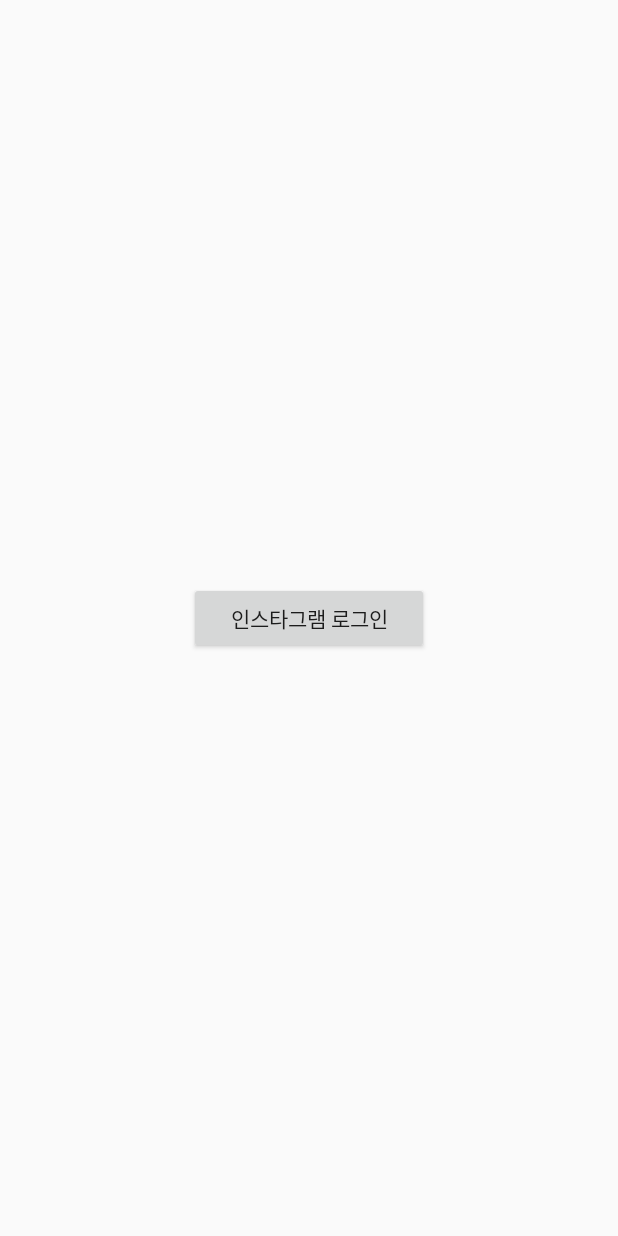
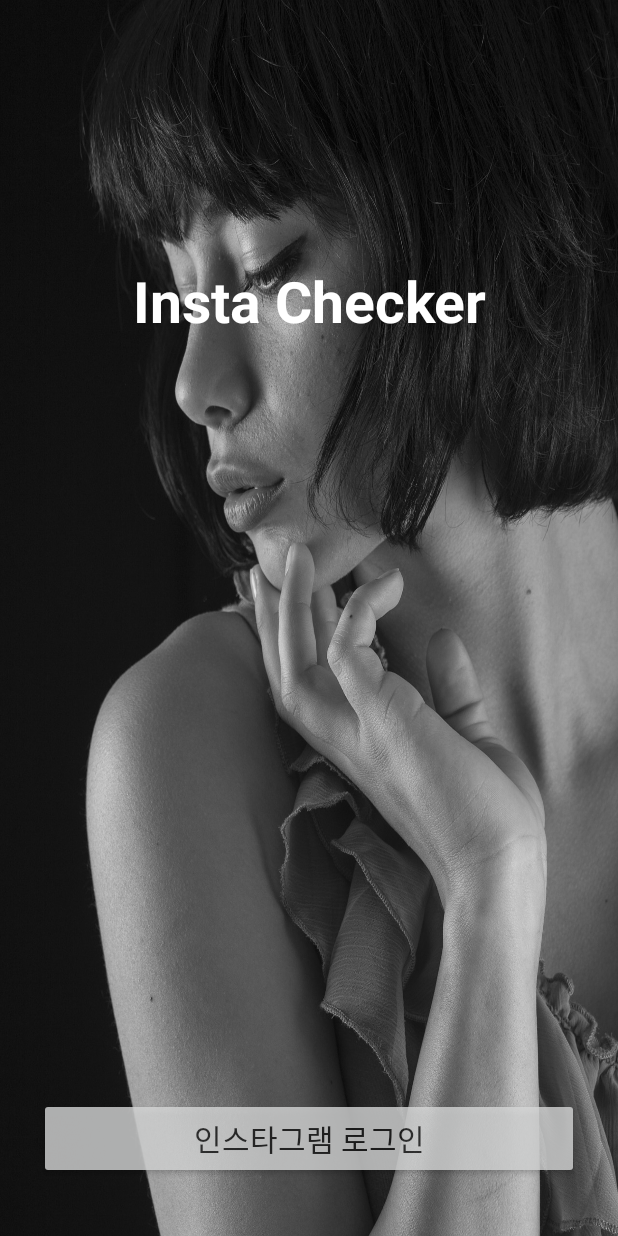
Before and after one commit to Hpark11/MediaBookmark, an Android app: the layout activity_main.xml on its own in the app's theme, with its tools: preview values and no code run, on a phone screen of 412 x 824 dp. Run offline under Robolectric (Android 15) with nearby library versions, the phone set to English and light mode, and no system bars.

```diff
--- a/app/build.gradle
+++ b/app/build.gradle
@@ -33,4 +33,6 @@ dependencies {
     testCompile 'junit:junit:4.12'
     compile 'com.squareup.picasso:picasso:2.5.2'
     compile 'com.makeramen:roundedimageview:2.3.0'
+    compile 'com.google.firebase:firebase-ads:10.0.1'
+    compile 'com.google.gms:google-services:3.0.0'
 }
--- a/app/src/main/java/hpark/instagramfollowers_prototype/activity/FollowInfoActivity.java
+++ b/app/src/main/java/hpark/instagramfollowers_prototype/activity/FollowInfoActivity.java
@@ -23,6 +23,7 @@ public class FollowInfoActivity extends AppCompatActivity {
     private SearchView searchView;
     private ListView followInfoListView;
     private int relationship = -1;
+
     @Override
     protected void onCreate(Bundle savedInstanceState) {
         super.onCreate(savedInstanceState);
--- a/app/src/main/java/hpark/instagramfollowers_prototype/api/HttpRequestManager.java
+++ b/app/src/main/java/hpark/instagramfollowers_prototype/api/HttpRequestManager.java
@@ -50,7 +50,6 @@ public class HttpRequestManager {
             conn.setRequestMethod("POST");
             conn.setDoInput(true);
             conn.setDoOutput(true);
-
 
             OutputStream os = conn.getOutputStream();
             BufferedWriter writer = new BufferedWriter(new OutputStreamWriter(os, "UTF-8"));
--- a/app/src/main/res/layout/activity_login.xml
+++ b/app/src/main/res/layout/activity_login.xml
@@ -3,8 +3,4 @@
     android:orientation="vertical" android:layout_width="match_parent"
     android:layout_height="match_parent">
 
-    <WebView
-        android:id="@+id/webView"
-        android:layout_width="match_parent"
-        android:layout_height="match_parent" />
 </LinearLayout>
--- a/app/src/main/res/layout/activity_main.xml
+++ b/app/src/main/res/layout/activity_main.xml
@@ -4,20 +4,43 @@
     xmlns:tools="http://schemas.android.com/tools"
     android:layout_width="match_parent"
     android:layout_height="match_parent"
+    android:background="@drawable/main"
     tools:context="hpark.instagramfollowers_prototype.activity.MainActivity">
 
     <Button
         android:id="@+id/loginButton"
-        android:layout_width="160dp"
-        android:layout_height="wrap_content"
+        android:layout_width="0dp"
+        android:layout_height="54dp"
         android:layout_marginBottom="8dp"
-        android:layout_marginLeft="8dp"
-        android:layout_marginRight="8dp"
+        android:layout_marginLeft="26dp"
+        android:layout_marginRight="26dp"
         android:layout_marginTop="8dp"
         android:onClick="loginButtonTapped"
         android:text="인스타그램 로그인"
+        android:textSize="20sp"
+        android:textAlignment="center"
+        android:alpha="0.8"
         app:layout_constraintBottom_toBottomOf="parent"
         app:layout_constraintLeft_toLeftOf="parent"
         app:layout_constraintRight_toRightOf="parent"
-        app:layout_constraintTop_toTopOf="parent" />
+        app:layout_constraintTop_toTopOf="parent"
+        app:layout_constraintVertical_bias="0.96"
+        app:layout_constraintHorizontal_bias="0.0" />
+
+    <TextView
+        android:id="@+id/textView"
+        android:layout_width="wrap_content"
+        android:layout_height="wrap_content"
+        android:layout_marginBottom="8dp"
+        android:layout_marginTop="8dp"
+        android:text="Insta Checker"
+        android:textAlignment="center"
+        android:textColor="@android:color/background_light"
+        android:textSize="38sp"
+        android:textStyle="bold"
+        app:layout_constraintBottom_toBottomOf="parent"
+        app:layout_constraintLeft_toLeftOf="parent"
+        app:layout_constraintRight_toRightOf="parent"
+        app:layout_constraintTop_toTopOf="parent"
+        app:layout_constraintVertical_bias="0.22000003" />
 </android.support.constraint.ConstraintLayout>
--- a/app/src/main/res/values/strings.xml
+++ b/app/src/main/res/values/strings.xml
@@ -1,3 +1,5 @@
 <resources>
     <string name="app_name">Insta Checker</string>
+    <string name="banner_ad_unit_id">ca-app-pub-1637972724973912/3741696989</string>
+    <string name="ad_app_id">ca-app-pub-1637972724973912~2264963783</string>
 </resources>
```
Also changed, not shown: app/src/main/AndroidManifest.xml (+8 -9 lines), app/src/main/java/hpark/instagramfollowers_prototype/activity/InstagramLoginActivity.java (+14 -11 lines), app/src/main/java/hpark/instagramfollowers_prototype/activity/MainActivity.java (deleted, +0 -26 lines), app/src/main/java/hpark/instagramfollowers_prototype/activity/UserInfoActivity.java (+9 -1 lines), app/src/main/java/hpark/instagramfollowers_prototype/api/InstaSession.java (+8 -0 lines), app/src/main/res/layout/activity_userinfo.xml (+22 -15 lines), app/src/main/res/drawable/main.jpg (added).
